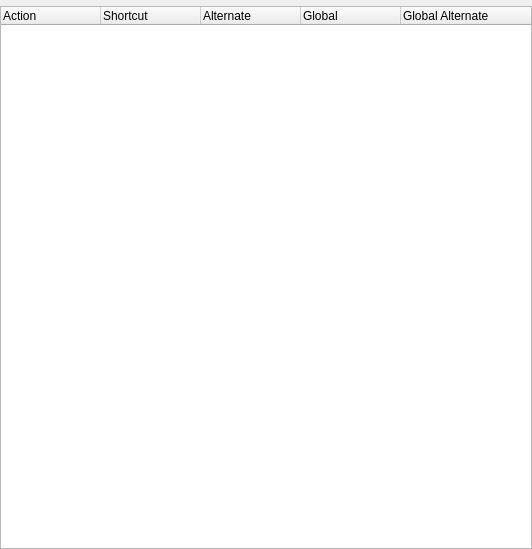
Qt form kdeui/dialogs/kshortcutsdialog.ui (KDE/kdelibs) before a commit.
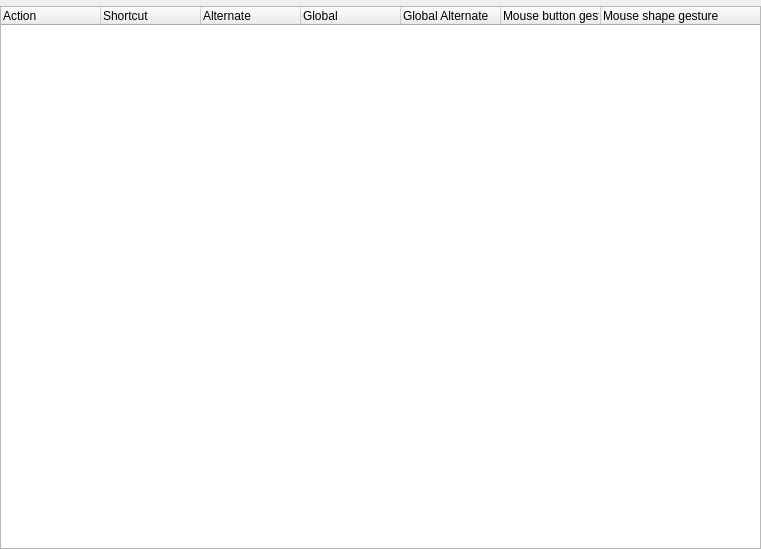
The same form after that commit. Custom widgets are drawn as their Qt base class.

What changed in the file:
```diff
--- a/kdeui/dialogs/kshortcutsdialog.ui
+++ b/kdeui/dialogs/kshortcutsdialog.ui
@@ -5,7 +5,7 @@
    <rect>
     <x>0</x>
     <y>0</y>
-    <width>532</width>
+    <width>761</width>
     <height>549</height>
    </rect>
   </property>
@@ -59,6 +59,16 @@
        <string>Global Alternate</string>
       </property>
      </column>
+     <column>
+      <property name="text" >
+       <string>Mouse button gesture</string>
+      </property>
+     </column>
+     <column>
+      <property name="text" >
+       <string>Mouse shape gesture</string>
+      </property>
+     </column>
     </widget>
    </item>
   </layout>
```
